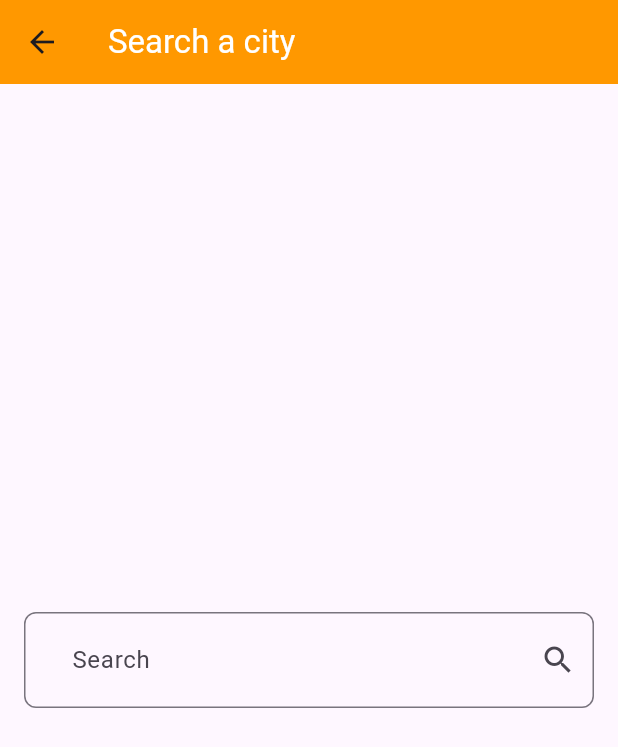
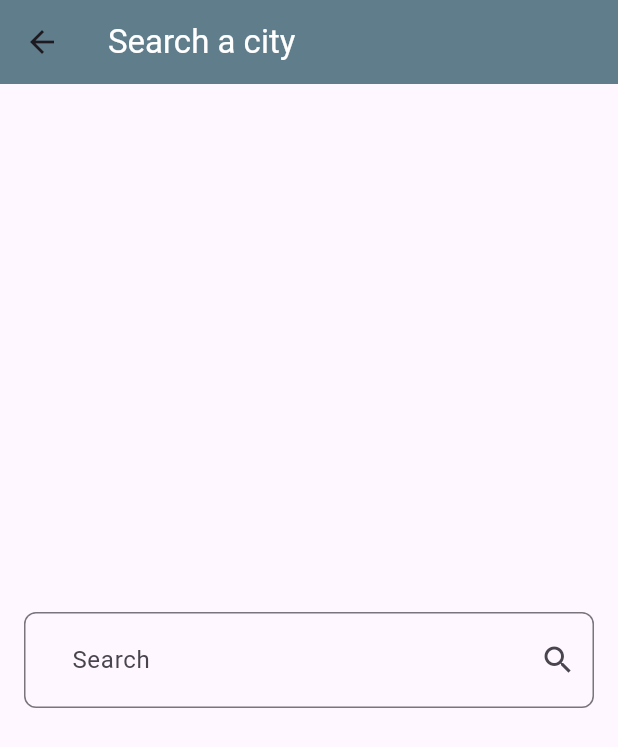
Before and after one commit to ahmedmohsen302/weather_app, a Flutter app: the screen it shows after launch, after a tap on the "search" icon, on a phone screen of 412 x 824 dp. Shown: the top 747 px of the screen. Run offline on Flutter 3.47's test engine with Material 3 defaults, Android fonts, the phone set to English and light mode, and no system bars; our stand-ins replace dio, flutter_bloc.

Commit message:
added theme

```diff
--- a/lib/cubits/get_weather_cubit/get_weather_cubit.dart
+++ b/lib/cubits/get_weather_cubit/get_weather_cubit.dart
@@ -6,12 +6,12 @@ import 'package:weather_app/services/weather_service.dart';
 
 class GetWeatherCubit extends Cubit<WeatherState> {
   GetWeatherCubit() : super(InitialState());
-  late WeatherModel weatherModel;
+  WeatherModel? weatherModel;
 
   getWeather({required String city}) async {
     try {
       weatherModel = await WeatherService(Dio()).getWeather(city: city);
-      emit(WeatherLoadedState());
+      emit(WeatherLoadedState(weatherModel!));
     } catch (e) {
       emit(WeatherFailureState());
     }
--- a/lib/cubits/get_weather_cubit/get_weather_states.dart
+++ b/lib/cubits/get_weather_cubit/get_weather_states.dart
@@ -1,7 +1,13 @@
+import 'package:weather_app/models/weather_model.dart';
+
 class WeatherState {}
 
 class InitialState extends WeatherState {}
 
-class WeatherLoadedState extends WeatherState {}
+class WeatherLoadedState extends WeatherState {
+  final WeatherModel weatherModel;
+
+  WeatherLoadedState(this.weatherModel);
+}
 
 class WeatherFailureState extends WeatherState {}
--- a/lib/main.dart
+++ b/lib/main.dart
@@ -1,6 +1,7 @@
 import 'package:flutter/material.dart';
 import 'package:flutter_bloc/flutter_bloc.dart';
 import 'package:weather_app/cubits/get_weather_cubit/get_weather_cubit.dart';
+import 'package:weather_app/cubits/get_weather_cubit/get_weather_states.dart';
 import 'package:weather_app/views/home_view.dart';
 
 void main() {
@@ -14,10 +15,90 @@ class WeatherApp extends StatelessWidget {
   Widget build(BuildContext context) {
     return BlocProvider(
       create: (context) => GetWeatherCubit(),
-      child: const MaterialApp(
-        home: HomeView(),
-        debugShowCheckedModeBanner: false,
+      child: Builder(
+        builder:
+            (context) => BlocBuilder<GetWeatherCubit, WeatherState>(
+              builder: (context, state) {
+                return MaterialApp(
+                  theme: ThemeData(
+                    primaryColor: getWeatherColor(
+                      BlocProvider.of<GetWeatherCubit>(
+                        context,
+                      ).weatherModel?.state,
+                    ),
+                  ),
+                  home: const HomeView(),
+                  debugShowCheckedModeBanner: false,
+                );
+              },
+            ),
       ),
     );
   }
 }
+
+MaterialColor getWeatherColor(String? dayCondition) {
+  switch (dayCondition) {
+    // Sunny / Clear
+    case 'Sunny':
+    case 'Clear':
+      return Colors.yellow; // Sunny: A bright, cheerful yellow
+
+    // Partly cloudy, Cloudy
+    case 'Partly cloudy':
+    case 'Cloudy':
+      return Colors.blueGrey; // Blue-grey for overcast skies
+
+    // Overcast
+    case 'Overcast':
+      return Colors.blueGrey; // A soft, cool overcast color
+
+    // Mist, Fog, Freezing fog
+    case 'Mist':
+    case 'Fog':
+    case 'Freezing fog':
+      return Colors.teal; // Teal for misty/foggy conditions
+
+    // Drizzle, Light Rain, Light Sleet
+    case 'Patchy light drizzle':
+    case 'Light drizzle':
+    case 'Patchy light rain':
+    case 'Light rain':
+    case 'Light sleet':
+      return Colors.lightBlue; // Light blue for drizzle or light rain
+
+    // Rain, Heavy Rain
+    case 'Patchy rain possible':
+    case 'Moderate rain':
+    case 'Heavy rain':
+    case 'Heavy rain at times':
+    case 'Moderate or heavy freezing rain':
+      return Colors.blue; // Blue for rain, heavier rain
+
+    // Snow, Snow Showers
+    case 'Patchy light snow':
+    case 'Light snow':
+    case 'Moderate snow':
+    case 'Heavy snow':
+    case 'Light snow showers':
+    case 'Moderate or heavy snow showers':
+      return Colors.cyan; // Cyan for snowy conditions
+
+    // Thunderstorms
+    case 'Thundery outbreaks possible':
+    case 'Patchy light snow with thunder':
+    case 'Moderate or heavy snow with thunder':
+    case 'Patchy light rain with thunder':
+    case 'Moderate or heavy rain with thunder':
+      return Colors.deepOrange; // Deep orange for thunderstorms
+
+    // Ice Pellets, Freezing Drizzle
+    case 'Ice pellets':
+    case 'Freezing drizzle':
+      return Colors.indigo; // Indigo for icy conditions
+
+    // Anything else (fallback)
+    default:
+      return Colors.blueGrey; // Default color for other cases
+  }
+}
--- a/lib/views/home_view.dart
+++ b/lib/views/home_view.dart
@@ -13,7 +13,7 @@ class HomeView extends StatelessWidget {
   Widget build(BuildContext context) {
     return Scaffold(
       appBar: AppBar(
-        backgroundColor: Colors.orange,
+        backgroundColor: Theme.of(context).primaryColor,
         title: const Text('Weather App', style: TextStyle(color: Colors.white)),
         actions: [
           IconButton(
@@ -32,7 +32,7 @@ class HomeView extends StatelessWidget {
           if (state is InitialState) {
             return NoWeatherBody();
           } else if (state is WeatherLoadedState) {
-            return WeatherInfoBody();
+            return WeatherInfoBody(weather: state.weatherModel);
           } else {
             return Text('There has been an error, try again later');
           }
--- a/lib/views/search_view.dart
+++ b/lib/views/search_view.dart
@@ -9,8 +9,8 @@ class SearchView extends StatelessWidget {
   Widget build(BuildContext context) {
     return Scaffold(
       appBar: AppBar(
+        backgroundColor: Theme.of(context).primaryColor,
         title: Text('Search a city', style: TextStyle(color: Colors.white)),
-        backgroundColor: Colors.orange,
       ),
       body: Center(
         child: Padding(
--- a/lib/widgets/weather_info_body.dart
+++ b/lib/widgets/weather_info_body.dart
@@ -1,22 +1,41 @@
 import 'package:flutter/material.dart';
 import 'package:flutter_bloc/flutter_bloc.dart';
 import 'package:weather_app/cubits/get_weather_cubit/get_weather_cubit.dart';
+import 'package:weather_app/main.dart';
+import 'package:weather_app/models/weather_model.dart';
 
 class WeatherInfoBody extends StatelessWidget {
-  const WeatherInfoBody({super.key});
+  const WeatherInfoBody({super.key, required this.weather});
+  final WeatherModel weather;
 
   @override
   Widget build(BuildContext context) {
-    var weatherModel = BlocProvider.of<GetWeatherCubit>(context).weatherModel;
+    WeatherModel weatherModel =
+        BlocProvider.of<GetWeatherCubit>(context).weatherModel!;
     return Scaffold(
-      body: Padding(
+      body: Container(
+        decoration: BoxDecoration(
+          gradient: LinearGradient(
+            begin: Alignment.topCenter,
+            end: Alignment.bottomCenter,
+            colors: [
+              getWeatherColor(weatherModel.state),
+              getWeatherColor(weatherModel.state)[300]!,
+              getWeatherColor(weatherModel.state)[50]!,
+            ],
+          ),
+        ),
+        child: Padding(
           padding: const EdgeInsets.symmetric(horizontal: 16),
           child: Column(
             mainAxisAlignment: MainAxisAlignment.center,
             children: [
               Text(
                 weatherModel.city,
-              style: const TextStyle(fontWeight: FontWeight.bold, fontSize: 32),
+                style: const TextStyle(
+                  fontWeight: FontWeight.bold,
+                  fontSize: 32,
+                ),
               ),
               Text(
                 'updated at ${weatherModel.date.hour}:${weatherModel.date.minute}',
@@ -30,7 +49,7 @@ class WeatherInfoBody extends StatelessWidget {
                     'http:${weatherModel.image ?? 'assets/images/thunderstorm.png'}',
                   ),
                   Text(
-                  weatherModel.temp.toString(),
+                    weatherModel.temp.round().toString(),
                     style: TextStyle(fontWeight: FontWeight.bold, fontSize: 32),
                   ),
                   Column(
@@ -55,6 +74,7 @@ class WeatherInfoBody extends StatelessWidget {
             ],
           ),
         ),
+      ),
     );
   }
 }
```
Lines whose indentation alone changed are shown as unchanged.
